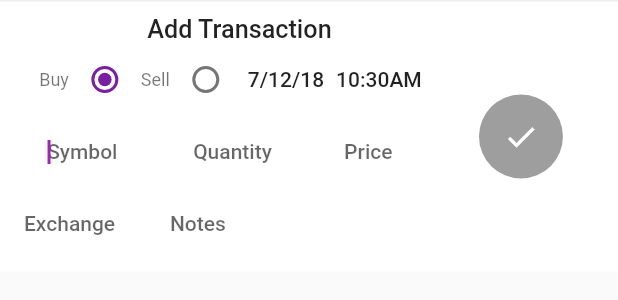
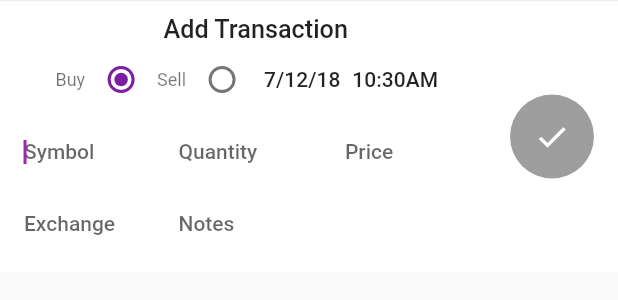
Before and after one commit to huzgrx/trace-flutter, a Flutter app: the TransactionSheet widget shown alone on an empty page, opened directly with empty values, on a phone screen of 412 x 824 dp. Shown: the top 300 px of the screen. Run offline on Flutter 3.47's test engine with Material 2 defaults, Android fonts, the phone set to English and light mode, and no system bars; our stand-ins replace shared_preferences; missing offline and left inert: flutter_circular_chart; accounts and stored records are empty; network calls fail.

Commit message:
improved transaction sheet ui

```diff
--- a/lib/portfolio/transaction_sheet.dart
+++ b/lib/portfolio/transaction_sheet.dart
@@ -397,15 +397,15 @@ class TransactionSheetState extends State<TransactionSheet> {
           border: new Border(top: new BorderSide(color: Theme.of(context).dividerColor)),
           color: Theme.of(context).primaryColor,
         ),
-        padding: const EdgeInsets.only(top: 8.0, bottom: 8.0),
+        padding: const EdgeInsets.only(top: 8.0, bottom: 8.0, right: 16.0, left: 16.0),
         child: new Row(
+            mainAxisAlignment: MainAxisAlignment.spaceBetween,
             children: <Widget>[
               new Column(
                   mainAxisSize: MainAxisSize.min,
                   children: <Widget>[
                     new Text(widget.editMode ? "Edit Transaction" : "Add Transaction", style: Theme.of(context).textTheme.body2.apply(fontSizeFactor: 1.2)),
                     new Row(
-                      mainAxisAlignment: MainAxisAlignment.center,
                       children: <Widget>[
                         new Text("Buy", style: Theme.of(context).textTheme.caption),
                         new Radio(value: 0, groupValue: radioValue, onChanged: _handleRadioValueChange,
@@ -437,11 +437,11 @@ class TransactionSheetState extends State<TransactionSheet> {
                       ],
                     ),
                     new Row(
-                      mainAxisSize: MainAxisSize.min,
+                      mainAxisAlignment: MainAxisAlignment.spaceBetween,
                       children: <Widget>[
                         new Container(
-                          width: MediaQuery.of(context).size.width * 0.275,
-                          padding: const EdgeInsets.only(right: 4.0, left: 16.0),
+                          width: MediaQuery.of(context).size.width * 0.25,
+                          padding: const EdgeInsets.only(right: 4.0),
                           child: new TextField(
                             controller: _symbolController,
                             autofocus: true,
@@ -455,7 +455,7 @@ class TransactionSheetState extends State<TransactionSheet> {
                           ),
                         ),
                         new Container(
-                          width: MediaQuery.of(context).size.width * 0.225,
+                          width: MediaQuery.of(context).size.width * 0.25,
                           padding: const EdgeInsets.only(right: 4.0),
                           child: new TextField(
                             controller: _quantityController,
@@ -470,7 +470,7 @@ class TransactionSheetState extends State<TransactionSheet> {
                           ),
                         ),
                         new Container(
-                          width: MediaQuery.of(context).size.width*0.2,
+                          width: MediaQuery.of(context).size.width*0.25,
                           padding: const EdgeInsets.only(right: 4.0),
                           child: new TextField(
                             controller: _priceController,
@@ -489,11 +489,9 @@ class TransactionSheetState extends State<TransactionSheet> {
                       ],
                     ),
                     new Row(
-                      mainAxisAlignment: MainAxisAlignment.spaceBetween,
                       children: <Widget>[
                         new Container(
-                          width: MediaQuery.of(context).size.width * 0.275,
-                          padding: const EdgeInsets.only(left: 16.0),
+                          width: MediaQuery.of(context).size.width * 0.25,
                           child: new PopupMenuButton(
                             itemBuilder: (BuildContext context) {
                               List<PopupMenuEntry<dynamic>> options = [
@@ -532,7 +530,7 @@ class TransactionSheetState extends State<TransactionSheet> {
                           ),
                         ),
                         new Container(
-                          width: MediaQuery.of(context).size.width*0.5,
+                          width: MediaQuery.of(context).size.width*0.50,
                           child: new TextField(
                             controller: _notesController,
                             autocorrect: false,
@@ -544,17 +542,15 @@ class TransactionSheetState extends State<TransactionSheet> {
                             ),
                           ),
                         ),
-
                       ],
                     )
                   ]
               ),
               new Column(
                 mainAxisSize: MainAxisSize.min,
-                mainAxisAlignment: MainAxisAlignment.center,
-                crossAxisAlignment: CrossAxisAlignment.end,
                 children: <Widget>[
                   widget.editMode ? new Container(
+                    padding: const EdgeInsets.only(bottom: 16.0),
                     child: new FloatingActionButton(
                         child: Icon(Icons.delete),
                         backgroundColor: Colors.red,
```
